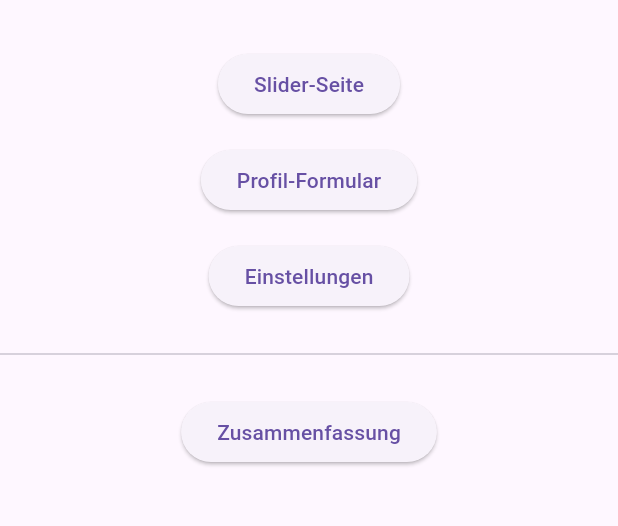
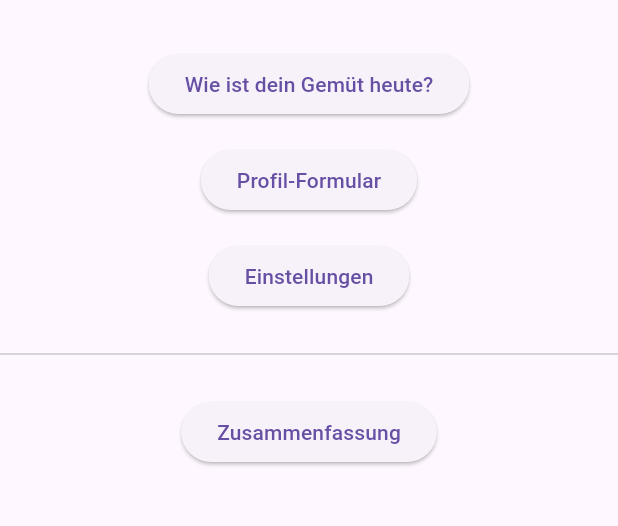
Before and after one commit to DerDaumen1/portfolio_5441141, a Flutter app: the screen it shows after launch, on a phone screen of 412 x 824 dp, the part 438-964 px from its top. Run offline on Flutter 3.47's test engine with Material 3 defaults, Android fonts, the phone set to English and light mode, and no system bars.

Commit message:
slider in home menu

```diff
--- a/lib/pages/home_menu.dart
+++ b/lib/pages/home_menu.dart
@@ -4,6 +4,8 @@ import 'slider_page.dart';
 import 'profile_form_page.dart';
 import 'settings_page.dart';
 import 'summary_page.dart';
+import 'mood_slider_page.dart';
+
 
 class HomeMenu extends StatelessWidget {
   final AppData appData;
@@ -36,11 +38,8 @@ class HomeMenu extends StatelessWidget {
             // ► Menü‑Buttons
             _menuButton(
               context,
-              title: 'Slider‑Seite',
-              builder: (_) => SliderPage(
-                value: appData.slider,
-                onChanged: (v) => appData.slider = v,
-              ),
+                title: 'Wie ist dein Gemüt heute?',
+                  builder: (_) => MoodSliderPage(data: appData),
             ),
             _menuButton(
               context,
```
